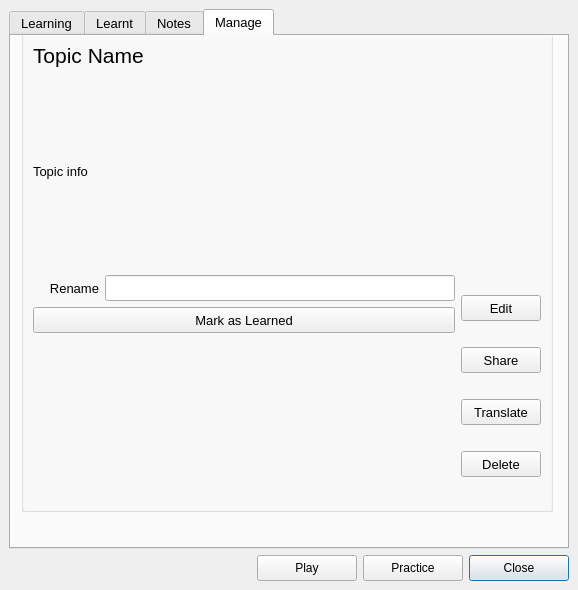
Before: the Qt Designer form Ui/mainwindow.ui in robinpalat/idiomindQt, drawn with Qt 5.
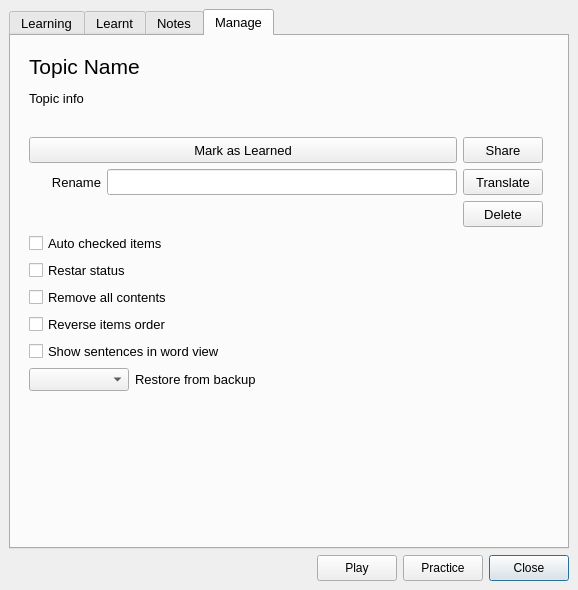
After: the same form once the commit is applied. The open tabs and pages were chosen to show the change. Icons and pictures are not drawn.

The edit to the form file:
```diff
--- a/Ui/mainwindow.ui
+++ b/Ui/mainwindow.ui
@@ -433,14 +433,14 @@
          <attribute name="title">
           <string>Manage</string>
          </attribute>
-         <widget class="QGroupBox" name="groupBox">
-          <property name="geometry">
-           <rect>
-            <x>10</x>
-            <y>-8</y>
-            <width>532</width>
-            <height>484</height>
-           </rect>
+         <layout class="QFormLayout" name="formLayout">
+          <item row="0" column="0">
+           <widget class="QWidget" name="widget" native="true">
+            <property name="sizePolicy">
+             <sizepolicy hsizetype="Fixed" vsizetype="Fixed">
+              <horstretch>0</horstretch>
+              <verstretch>0</verstretch>
+             </sizepolicy>
           </property>
           <property name="minimumSize">
            <size>
@@ -454,11 +454,8 @@
             <height>484</height>
            </size>
           </property>
-          <property name="title">
-           <string/>
-          </property>
-          <layout class="QFormLayout" name="formLayout_2">
-           <item row="0" column="0" colspan="2">
+            <layout class="QVBoxLayout" name="verticalLayout_5">
+             <item>
             <layout class="QVBoxLayout" name="verticalLayout_8">
              <item>
               <layout class="QVBoxLayout" name="verticalLayout_9">
@@ -513,6 +510,31 @@
               <layout class="QHBoxLayout" name="horizontalLayout_4">
                <item>
                 <layout class="QVBoxLayout" name="verticalLayout_10">
+                   <item>
+                    <widget class="QPushButton" name="pushButton_tabmanage_markas">
+                     <property name="minimumSize">
+                      <size>
+                       <width>250</width>
+                       <height>26</height>
+                      </size>
+                     </property>
+                     <property name="maximumSize">
+                      <size>
+                       <width>16777215</width>
+                       <height>26</height>
+                      </size>
+                     </property>
+                     <property name="sizeIncrement">
+                      <size>
+                       <width>350</width>
+                       <height>0</height>
+                      </size>
+                     </property>
+                     <property name="text">
+                      <string>Mark as Learned</string>
+                     </property>
+                    </widget>
+                   </item>
                  <item>
                   <layout class="QHBoxLayout" name="horizontalLayout_5">
                    <item>
@@ -555,31 +577,6 @@
                    </item>
                   </layout>
                  </item>
-                 <item>
-                  <widget class="QPushButton" name="pushButton_tabmanage_markas">
-                   <property name="minimumSize">
-                    <size>
-                     <width>250</width>
-                     <height>26</height>
-                    </size>
-                   </property>
-                   <property name="maximumSize">
-                    <size>
-                     <width>16777215</width>
-                     <height>26</height>
-                    </size>
-                   </property>
-                   <property name="sizeIncrement">
-                    <size>
-                     <width>350</width>
-                     <height>0</height>
-                    </size>
-                   </property>
-                   <property name="text">
-                    <string>Mark as Learned</string>
-                   </property>
-                  </widget>
-                 </item>
                  <item>
                   <spacer name="verticalSpacer_4">
                    <property name="orientation">
@@ -597,28 +594,6 @@
                </item>
                <item>
                 <layout class="QVBoxLayout" name="verticalLayout_3">
-                 <item>
-                  <widget class="QPushButton" name="pushButton_tabmanage_edit">
-                   <property name="minimumSize">
-                    <size>
-                     <width>0</width>
-                     <height>26</height>
-                    </size>
-                   </property>
-                   <property name="maximumSize">
-                    <size>
-                     <width>16777215</width>
-                     <height>26</height>
-                    </size>
-                   </property>
-                   <property name="text">
-                    <string>Edit</string>
-                   </property>
-                   <property name="flat">
-                    <bool>false</bool>
-                   </property>
-                  </widget>
-                 </item>
                  <item>
                   <widget class="QPushButton" name="pushButton_tabmanage_share">
                    <property name="minimumSize">
@@ -694,8 +669,90 @@
              </item>
             </layout>
            </item>
-          </layout>
-         </widget>
+             <item>
+              <layout class="QVBoxLayout" name="verticalLayout_4">
+               <item>
+                <layout class="QVBoxLayout" name="verticalLayout_2">
+                 <item>
+                  <widget class="QCheckBox" name="checkBox_restart">
+                   <property name="text">
+                    <string>Auto checked items</string>
+                   </property>
+                  </widget>
+                 </item>
+                 <item>
+                  <widget class="QCheckBox" name="checkBox_restart_2">
+                   <property name="text">
+                    <string>Restar status</string>
+                   </property>
+                  </widget>
+                 </item>
+                 <item>
+                  <widget class="QCheckBox" name="checkBox_removall">
+                   <property name="text">
+                    <string>Remove all contents</string>
+                   </property>
+                  </widget>
+                 </item>
+                 <item>
+                  <widget class="QCheckBox" name="checkBox_reverse">
+                   <property name="text">
+                    <string>Reverse items order</string>
+                   </property>
+                  </widget>
+                 </item>
+                 <item>
+                  <widget class="QCheckBox" name="checkBox_wordview">
+                   <property name="text">
+                    <string>Show sentences in word view</string>
+                   </property>
+                  </widget>
+                 </item>
+                </layout>
+               </item>
+               <item>
+                <layout class="QHBoxLayout" name="horizontalLayout_7">
+                 <item>
+                  <widget class="QComboBox" name="comboBox_backups">
+                   <property name="maximumSize">
+                    <size>
+                     <width>100</width>
+                     <height>16777215</height>
+                    </size>
+                   </property>
+                  </widget>
+                 </item>
+                 <item>
+                  <widget class="QLabel" name="label">
+                   <property name="text">
+                    <string>Restore from backup</string>
+                   </property>
+                   <property name="alignment">
+                    <set>Qt::AlignLeading|Qt::AlignLeft|Qt::AlignVCenter</set>
+                   </property>
+                  </widget>
+                 </item>
+                </layout>
+               </item>
+              </layout>
+             </item>
+             <item>
+              <spacer name="verticalSpacer">
+               <property name="orientation">
+                <enum>Qt::Vertical</enum>
+               </property>
+               <property name="sizeHint" stdset="0">
+                <size>
+                 <width>20</width>
+                 <height>94</height>
+                </size>
+               </property>
+              </spacer>
+             </item>
+            </layout>
+           </widget>
+          </item>
+         </layout>
         </widget>
        </widget>
       </item>
@@ -733,7 +790,7 @@
           </property>
           <property name="minimumSize">
            <size>
-            <width>100</width>
+            <width>80</width>
             <height>26</height>
            </size>
           </property>
@@ -758,7 +815,7 @@
           </property>
           <property name="minimumSize">
            <size>
-            <width>100</width>
+            <width>80</width>
             <height>26</height>
            </size>
           </property>
@@ -783,7 +840,7 @@
           </property>
           <property name="minimumSize">
            <size>
-            <width>100</width>
+            <width>80</width>
             <height>26</height>
            </size>
           </property>
```
Lines whose indentation alone changed are shown as unchanged.
